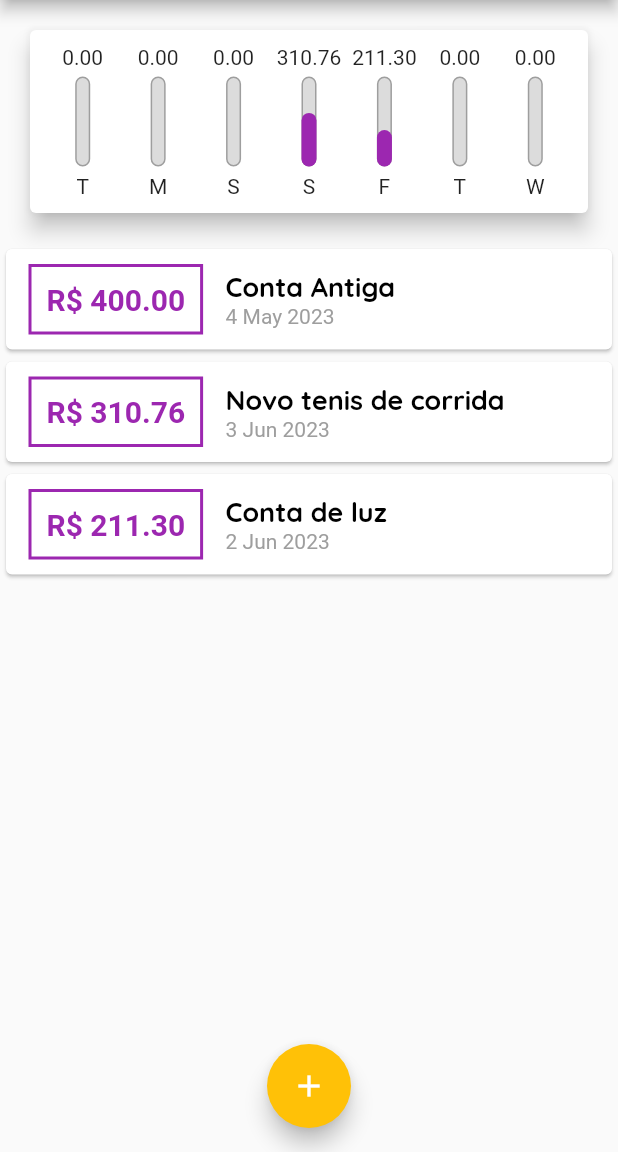
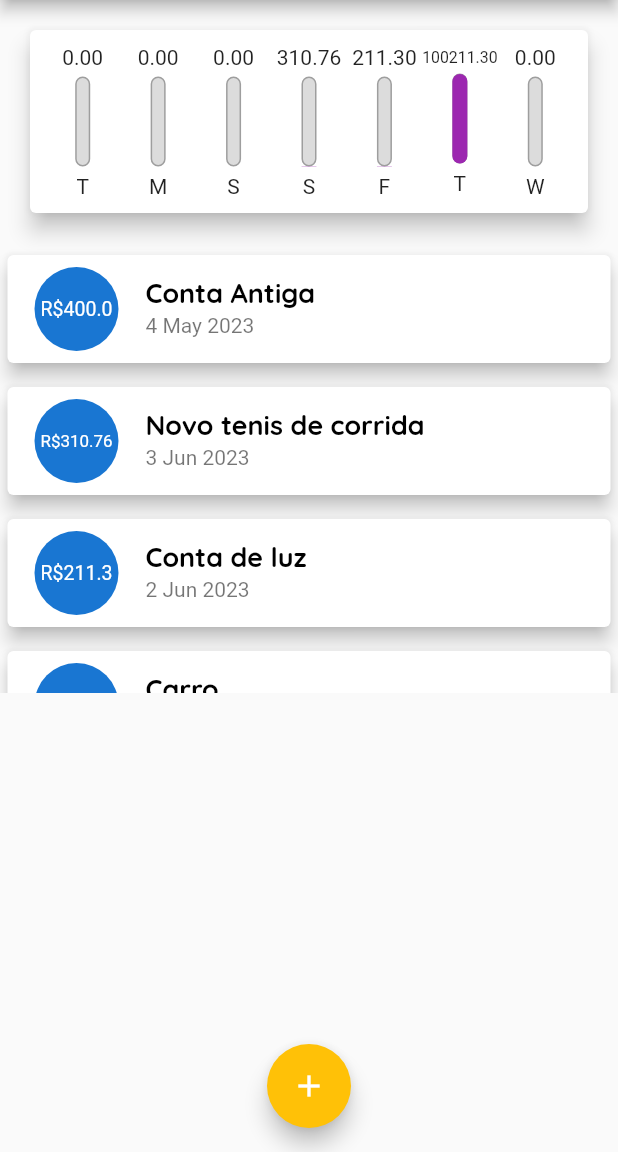
Before and after one commit to brandao-rafael/udemy-flutter, a Flutter app: the screen it shows after launch, on a phone screen of 412 x 824 dp, the part 84-1236 px from its top. Run offline on Flutter 3.47's test engine with Material 2 defaults, Android fonts, the phone set to English and light mode, and no system bars.

Commit message:
refactor: transaction list add ListTile

```diff
--- a/sessao-4-contruindo-app-real/expenses/lib/components/transaction_list.dart
+++ b/sessao-4-contruindo-app-real/expenses/lib/components/transaction_list.dart
@@ -11,8 +11,8 @@ class TransactionList extends StatelessWidget {
   Widget build(BuildContext context) {
     return SizedBox(
       height: 300,
-      child: transactions.isEmpty ?
-        Column(
+      child: transactions.isEmpty
+          ? Column(
               children: [
                 const SizedBox(height: 20),
                 Text(
@@ -34,45 +34,29 @@ class TransactionList extends StatelessWidget {
               itemBuilder: (ctx, index) {
                 final tr = transactions[index];
                 return Card(
-            child: Row(
-              children: [
-                Container(
+                  elevation: 5,
                   margin: const EdgeInsets.symmetric(
-                    horizontal: 15,
-                    vertical: 10,
+                    vertical: 8,
+                    horizontal: 5
                   ),
-                  decoration: BoxDecoration(
-                    border: Border.all(
-                      color: Theme.of(context).colorScheme.primary,
-                      width: 2,
+                  child: ListTile(
+                    leading: CircleAvatar(
+                      radius: 30,
+                      child: Padding(
+                        padding: const EdgeInsets.all(6.0),
+                        child: FittedBox(
+                            child: Text(
+                          'R\$${tr.value}',
+                        )),
                       ),
                     ),
-                  padding: const EdgeInsets.all(10),
-                  child: Text(
-                    "R\$ ${tr.value.toStringAsFixed(2)}",
-                    style: TextStyle(
-                      fontWeight: FontWeight.bold,
-                      fontSize: 20,
-                      color: Theme.of(context).colorScheme.primary,
-                    ),
-                  ),
-                ),
-                Column(
-                  crossAxisAlignment: CrossAxisAlignment.start,
-                  children: [
-                    Text(
+                    title: Text(
                       tr.title,
                       style: Theme.of(context).textTheme.titleLarge,
                     ),
-                    Text(
+                    subtitle: Text(
                       DateFormat('d MMM y').format(tr.date),
-                      style: const TextStyle(
-                        color: Colors.grey,
                     ),
-                    ),
-                  ],
-                )
-              ],
                   ),
                 );
               },
--- a/sessao-4-contruindo-app-real/expenses/lib/main.dart
+++ b/sessao-4-contruindo-app-real/expenses/lib/main.dart
@@ -53,16 +53,22 @@ class _MyHomePageState extends State<MyHomePage> {
       date: DateTime.now().subtract(const Duration(days: 33)),
     ),
     Transaction(
-      id: 't1',
+      id: 't2',
       title: 'Novo tenis de corrida',
       value: 310.76,
       date: DateTime.now().subtract(const Duration(days: 3)),
     ),
     Transaction(
-      id: 't2',
+      id: 't3',
       title: 'Conta de luz',
       value: 211.30,
       date: DateTime.now().subtract(const Duration(days: 4)),
+    ),
+    Transaction(
+      id: 't4',
+      title: 'Carro',
+      value: 100211.30,
+      date: DateTime.now().subtract(const Duration(days: 5)),
     ),
   ];
 
```
Lines whose indentation alone changed are shown as unchanged.
